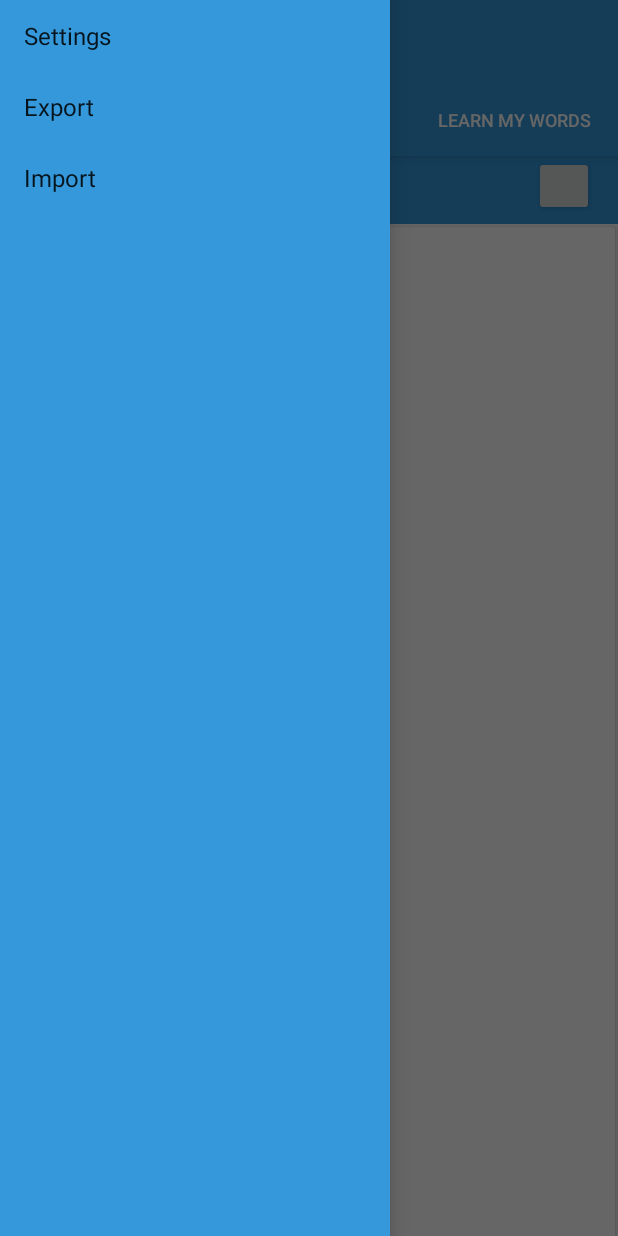
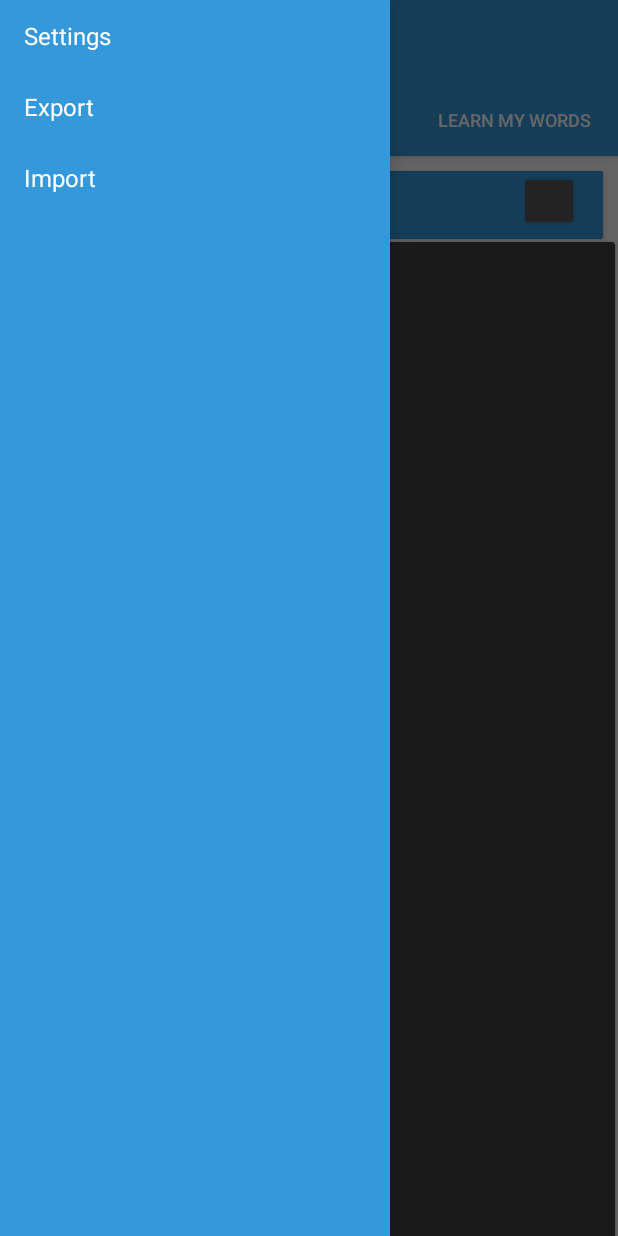
Before and after one commit to niosus/LearnIt-Reincarnation, an Android app: the screen it shows after launch (MainActivity), with the side drawer open, on a phone screen of 412 x 824 dp. Run offline under Robolectric (Android 15) with nearby library versions, the phone set to English and light mode, and no system bars; our stand-ins replace ButterKnife; libraries missing offline, so code that uses them is left out: at.markushi.ui, com.pixplicity.easyprefs, io.codetail.animation; plain views replace CircleButton, RevealFrameLayout; 8 statements that could not run were skipped.

Commit message:
layour changes

```diff
--- a/app/src/main/java/com/learnit/learnit/activities/MainActivity.java
+++ b/app/src/main/java/com/learnit/learnit/activities/MainActivity.java
@@ -37,24 +37,23 @@ import com.learnit.learnit.types.TabsPagerAdapter;
 import com.learnit.learnit.utils.Constants;
 import com.learnit.learnit.utils.Utils;
 
+import butterknife.BindDrawable;
 import butterknife.ButterKnife;
 import butterknife.Bind;
+import butterknife.OnItemClick;
 import butterknife.OnItemSelected;
 
 
 public class MainActivity
         extends AppCompatActivity
         implements IAsyncTaskResultClient {
-    @Bind(R.id.toolbar)
-    Toolbar mToolbar;
-    @Bind(R.id.tab_layout)
-    TabLayout mTabLayout;
-    @Bind(R.id.pager)
-    ViewPager mPager;
-    @Bind(R.id.drawer_layout)
-    DrawerLayout mDrawerLayout;
-    @Bind(R.id.nav_drawer_list)
-    ListView mDrawerList;
+    @Bind(R.id.toolbar)             Toolbar mToolbar;
+    @Bind(R.id.tab_layout)          TabLayout mTabLayout;
+    @Bind(R.id.pager)               ViewPager mPager;
+    @Bind(R.id.drawer_layout)       DrawerLayout mDrawerLayout;
+    @Bind(R.id.nav_drawer_list)     ListView mDrawerList;
+
+    @BindDrawable(R.drawable.logo_white) Drawable mLogo;
 
     private ActionBarDrawerToggle mDrawerToggle;
     private TaskSchedulerFragment mTaskScheduler;
@@ -71,6 +70,34 @@ public class MainActivity
         }
         ButterKnife.bind(this);
 
+        initActionBar();
+        initTabbedViewPager();
+        initTaskScheduler();
+    }
+
+    @Override
+    protected void onResume() {
+        super.onResume();
+
+        Utils.updateHelpDictIfNeeded(this, mTaskScheduler, this);
+    }
+
+    @OnItemClick(R.id.nav_drawer_list)
+    public void navDrawerOnSelected(int position) {
+        Log.d(Constants.LOG_TAG, "selected " + position);
+        switch (position) {
+            case 0:
+                startSettingsActivity();
+                break;
+        }
+    }
+
+    private void startSettingsActivity() {
+        Intent intent = new Intent(this, SettingsActivity.class);
+        startActivity(intent);
+    }
+
+    private void initTabbedViewPager() {
         FragmentPagerAdapter mPagerAdapter = new TabsPagerAdapter(getSupportFragmentManager(), this);
         mPager.setAdapter(mPagerAdapter);
         mTabLayout.setTabsFromPagerAdapter(mPagerAdapter);
@@ -91,30 +118,6 @@ public class MainActivity
 
             }
         });
-        initActionBar();
-        initTaskScheduler();
-    }
-
-    @Override
-    protected void onResume() {
-        super.onResume();
-
-        Utils.updateHelpDictIfNeeded(this, mTaskScheduler, this);
-    }
-
-    @OnItemSelected(R.id.nav_drawer_list)
-    public void navDrawerOnSelected(int position) {
-        Log.d(Constants.LOG_TAG, "selected " + position);
-        switch (position) {
-            case 0:
-                startSettingsActivity();
-                break;
-        }
-    }
-
-    private void startSettingsActivity() {
-        Intent intent = new Intent(this, SettingsActivity.class);
-        startActivity(intent);
     }
 
     private void initActionBar() {
@@ -158,9 +161,8 @@ public class MainActivity
 
     private void adjustLogoSize() {
         // ugh... a dirty-dirty hack to make logo of normal size... :( redo?
-        Drawable logo = ContextCompat.getDrawable(this, R.drawable.logo_white);
         if (getSupportActionBar() != null) {
-            getSupportActionBar().setLogo(logo);
+            getSupportActionBar().setLogo(mLogo);
             getSupportActionBar().setDisplayShowTitleEnabled(false);
         }
         for (int i = 0; i < mToolbar.getChildCount(); i++) {
@@ -168,7 +170,7 @@ public class MainActivity
             if (child != null) {
                 if (child instanceof ImageView) {
                     ImageView iv2 = (ImageView) child;
-                    if (iv2.getDrawable() == logo) {
+                    if (iv2.getDrawable() == mLogo) {
                         iv2.setAdjustViewBounds(true);
                     }
                 }
--- /dev/null
+++ b/app/src/main/res/color/abc_primary_text_material_dark.xml
@@ -0,0 +1,6 @@
+<?xml version="1.0" encoding="utf-8"?>
+<selector xmlns:android="http://schemas.android.com/apk/res/android">
+
+    <item android:state_enabled="false" android:color="@android:color/primary_text_dark" />
+    <item android:color="@color/primary_text_default_material_dark" />
+</selector>
--- /dev/null
+++ b/app/src/main/res/color/primary_text_material_light.xml
@@ -0,0 +1,6 @@
+<?xml version="1.0" encoding="utf-8"?>
+<selector xmlns:android="http://schemas.android.com/apk/res/android">
+
+    <item android:state_enabled="false" android:alpha="@android:dimen/notification_large_icon_height" android:color="@android:color/primary_text_light" />
+    <item android:color="@android:color/primary_text_light" />
+</selector>
--- a/app/src/main/res/layout/fragment_add_words.xml
+++ b/app/src/main/res/layout/fragment_add_words.xml
@@ -12,12 +12,24 @@
     android:background="@color/background_material_light"
     android:fitsSystemWindows="true">
 
+    <android.support.v7.widget.CardView
+        xmlns:android="http://schemas.android.com/apk/res/android"
+        xmlns:card_view="http://schemas.android.com/apk/res-auto"
+        android:id="@+id/add_word_card"
+        android:orientation="horizontal"
+        android:layout_height="wrap_content"
+        android:layout_width="match_parent"
+        android:layout_marginTop="10dip"
+        android:layout_marginLeft="10dip"
+        android:layout_marginStart="10dip"
+        android:layout_marginRight="10dip"
+        android:layout_marginEnd="10dip"
+        card_view:cardCornerRadius="@dimen/cardview_default_radius">
         <RelativeLayout
             android:id="@+id/add_word_layout"
             android:layout_width="match_parent"
-            android:layout_height="wrap_content"
+            android:layout_height="match_parent"
             android:background="@color/highlight">
-
             <android.support.v7.widget.AppCompatEditText
                 xmlns:app="http://schemas.android.com/apk/res-auto"
                 android:id="@+id/addWord"
@@ -27,7 +39,7 @@
                 android:layout_marginRight="@dimen/activity_horizontal_margin"
                 android:hint="@string/add_word_hint"
                 android:maxLines="1"
-                android:paddingRight="48dip" />
+                android:paddingRight="48dip"/>
 
             <io.codetail.widget.RevealFrameLayout
                 xmlns:android="http://schemas.android.com/apk/res/android"
@@ -46,9 +58,10 @@
                     app:cb_pressedRingWidth="8dip" />
             </io.codetail.widget.RevealFrameLayout>
         </RelativeLayout>
+    </android.support.v7.widget.CardView>
         <android.support.v7.widget.RecyclerView
             android:id="@+id/list"
-            android:layout_below="@id/add_word_layout"
+            android:layout_below="@id/add_word_card"
             android:layout_width="match_parent"
             android:layout_height="match_parent"
             app:context=".MainActivity"
--- a/app/src/main/res/values-v21/styles.xml
+++ b/app/src/main/res/values-v21/styles.xml
@@ -1,12 +1,13 @@
 <?xml version="1.0" encoding="utf-8"?>
 <resources>
 
-        <style name="AppBaseTheme" parent="Theme.AppCompat.Light.NoActionBar">
+        <style name="AppBaseTheme" parent="@style/Theme.AppCompat.NoActionBar">
                 <item name="android:windowBackground">@color/background_material_light</item>
                 <!-- ...and here we setting appcompat’s color theming attrs -->
                 <item name="colorPrimary">@color/highlight</item>
                 <item name="colorPrimaryDark">@color/highlight_darker</item>
                 <item name="colorAccent">@color/highlight</item>
                 <item name="android:navigationBarColor">@color/black</item>
+                <item name="android:colorBackground">@color/background_material_dark</item>
         </style>
 </resources>
--- a/app/src/main/res/values/colors.xml
+++ b/app/src/main/res/values/colors.xml
@@ -18,5 +18,6 @@
     <color name="text_primary">#D9FFFFFF</color>
     <color name="text_secondary">#D9000000</color>
     <color name="photo_tint">#88101010</color>
-    <color name="black">#ffffff</color>
+    <color name="black">#000000</color>
+    <color name="background_material_dark">#f1f1f1</color>
 </resources>
--- a/app/src/main/res/values/styles.xml
+++ b/app/src/main/res/values/styles.xml
@@ -6,8 +6,7 @@
 
 <resources>
 
-    <style name="AppBaseTheme" parent="Theme.AppCompat.Light.NoActionBar">
-        <item name="android:windowBackground">@color/background_material_light</item>
+    <style name="AppBaseTheme" parent="@style/Theme.AppCompat.NoActionBar">
         <!-- ...and here we setting appcompat’s color theming attrs -->
         <item name="colorPrimary">@color/highlight</item>
         <item name="colorPrimaryDark">@color/highlight_darker</item>
```
Also changed, not shown: app/src/main/res/layout/smart_edit_text.xml (added, +45 -0 lines).
